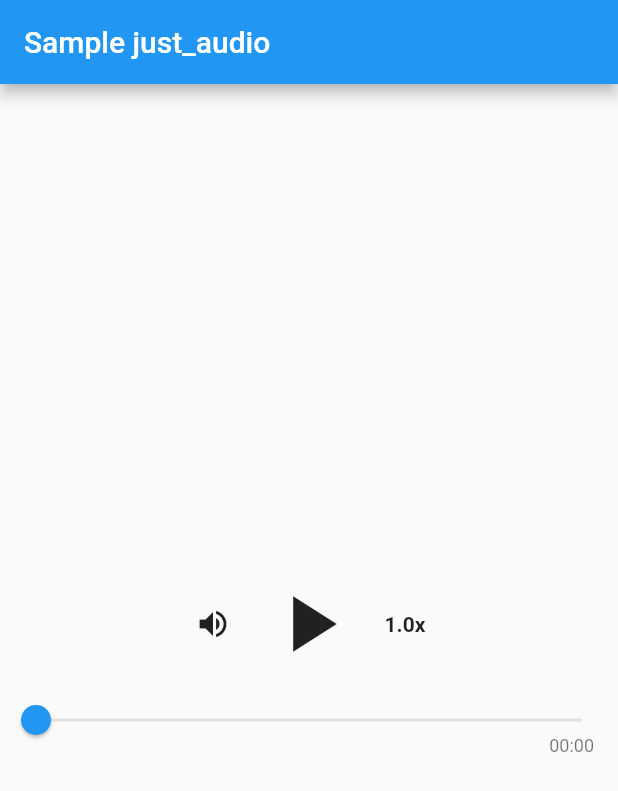
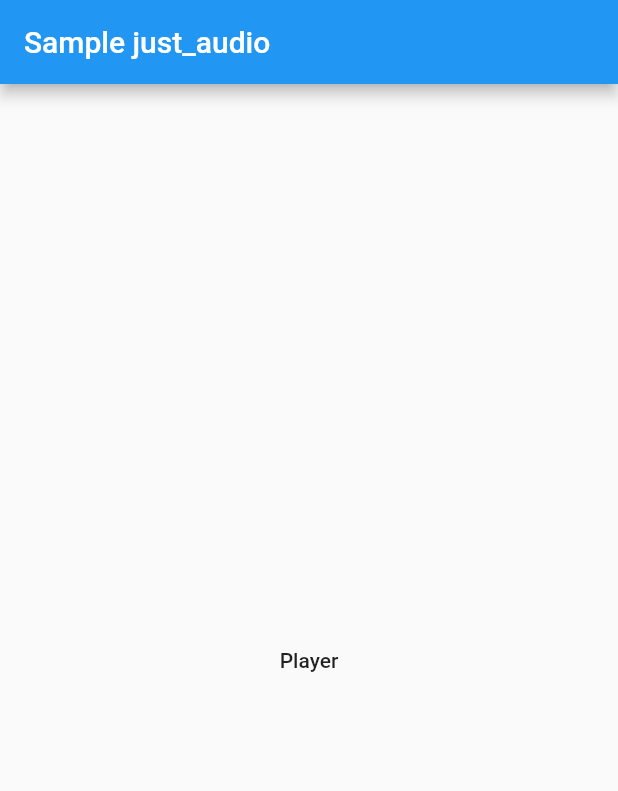
Before and after one commit to naokirin/ManaVo, a Flutter app: the screen it shows after launch, on a phone screen of 412 x 824 dp. Shown: the top 791 px of the screen. Run offline on Flutter 3.47's test engine with Material 2 defaults, Android fonts, the phone set to English and light mode, and no system bars; our stand-ins replace flutter_dotenv, flutter_riverpod, go_router, just_audio, rxdart; missing offline and left inert: audio_session.

Commit message:
Add go_router

```diff
--- a/lib/main.dart
+++ b/lib/main.dart
@@ -12,5 +12,5 @@ Future main() async {
   flavor = flavor.isEmpty ? 'development' : flavor;
   await dotenv.load(fileName: "res/.env.$flavor");
 
-  runApp(const ProviderScope(child: MyApp()));
+  runApp(ProviderScope(child: MyApp()));
 }
--- /dev/null
+++ b/lib/pages/home/home_page.dart
@@ -0,0 +1,21 @@
+import 'package:flutter/material.dart';
+import 'package:go_router/go_router.dart';
+
+class HomePage extends StatelessWidget {
+  const HomePage({Key? key}) : super(key: key);
+
+  @override
+  Widget build(BuildContext context) {
+    return MaterialApp(
+        title: 'Sample just_audio',
+        home: Scaffold(
+            appBar: AppBar(title: const Text('Sample just_audio')),
+            body: Center(
+                child: MaterialButton(
+              child: const Text('Player'),
+              onPressed: () {
+                GoRouter.of(context).push('/player/1');
+              },
+            ))));
+  }
+}
--- a/lib/pages/my_app.dart
+++ b/lib/pages/my_app.dart
@@ -1,17 +1,24 @@
 import 'package:flutter/material.dart';
-import 'package:flutter_just_audio_sample/pages/my_audio_player/my_audio_player.dart';
+import 'package:flutter_just_audio_sample/pages/home/home_page.dart';
+import 'package:flutter_just_audio_sample/pages/my_audio_player/my_audio_player_page.dart';
+import 'package:go_router/go_router.dart';
 
 class MyApp extends StatelessWidget {
-  const MyApp({Key? key}) : super(key: key);
+  MyApp({Key? key}) : super(key: key);
+
+  final _router = GoRouter(routes: <GoRoute>[
+    GoRoute(path: '/', builder: (context, state) => const HomePage()),
+    GoRoute(
+        path: '/player/:id',
+        builder: (context, state) => const MyAudioPlayerPage()),
+  ]);
 
   @override
   Widget build(Object context) {
-    return MaterialApp(
-        title: 'Sample just_audio',
-        home: Scaffold(
-            appBar: AppBar(title: const Text('Sample just_audio')),
-            body: const Center(
-              child: MyAudioPlayer(),
-            )));
+    return MaterialApp.router(
+      routeInformationProvider: _router.routeInformationProvider,
+      routeInformationParser: _router.routeInformationParser,
+      routerDelegate: _router.routerDelegate,
+    );
   }
 }
--- a/lib/pages/my_audio_player/my_audio_player.dart
+++ b/lib/pages/my_audio_player/my_audio_player_page.dart
@@ -9,14 +9,14 @@ import 'package:rxdart/rxdart.dart';
 import 'package:flutter_just_audio_sample/models/position_data.dart';
 import 'package:flutter_dotenv/flutter_dotenv.dart';
 
-class MyAudioPlayer extends StatefulWidget {
-  const MyAudioPlayer({Key? key}) : super(key: key);
+class MyAudioPlayerPage extends StatefulWidget {
+  const MyAudioPlayerPage({Key? key}) : super(key: key);
 
   @override
-  State<MyAudioPlayer> createState() => MyAudioState();
+  State<MyAudioPlayerPage> createState() => MyAudioState();
 }
 
-class MyAudioState extends State<MyAudioPlayer> with WidgetsBindingObserver {
+class MyAudioState extends State<MyAudioPlayerPage> with WidgetsBindingObserver {
   final _player = AudioPlayer();
 
   @override
--- a/pubspec.yaml
+++ b/pubspec.yaml
@@ -44,6 +44,7 @@ dependencies:
   build_runner: ^2.2.0
   freezed_annotation: ^2.1.0
   flutter_dotenv: ^5.0.2
+  go_router: ^4.5.0
 
 dev_dependencies:
   flutter_test:
```
Also changed, not shown: pubspec.lock, 1 other file.
